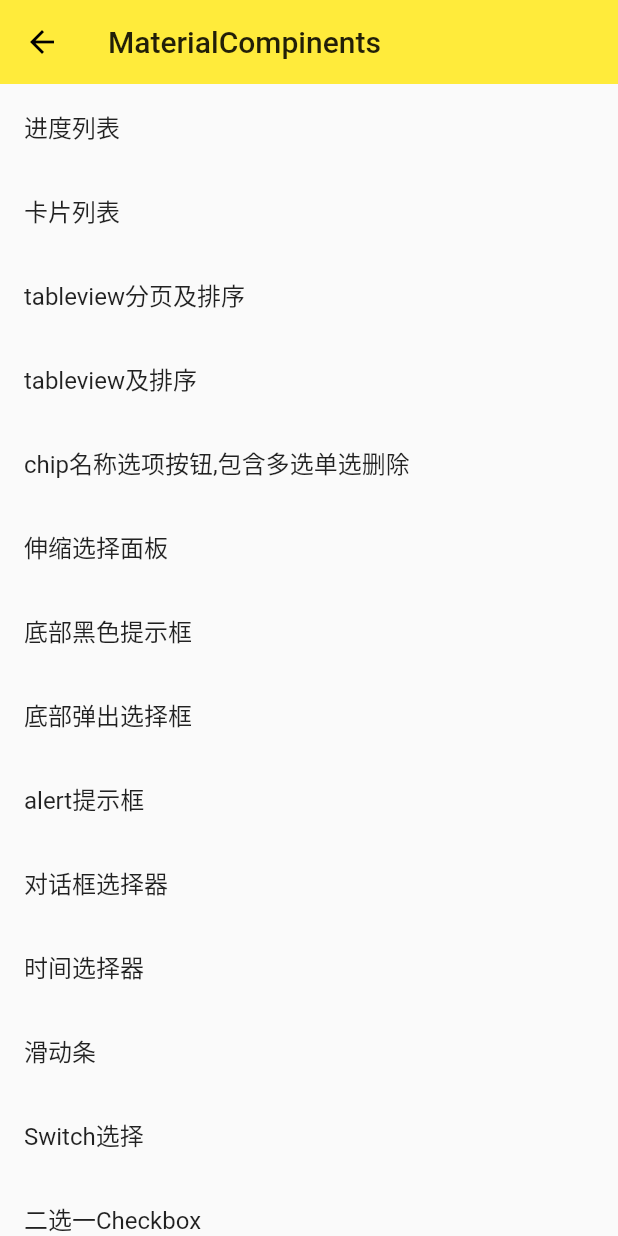
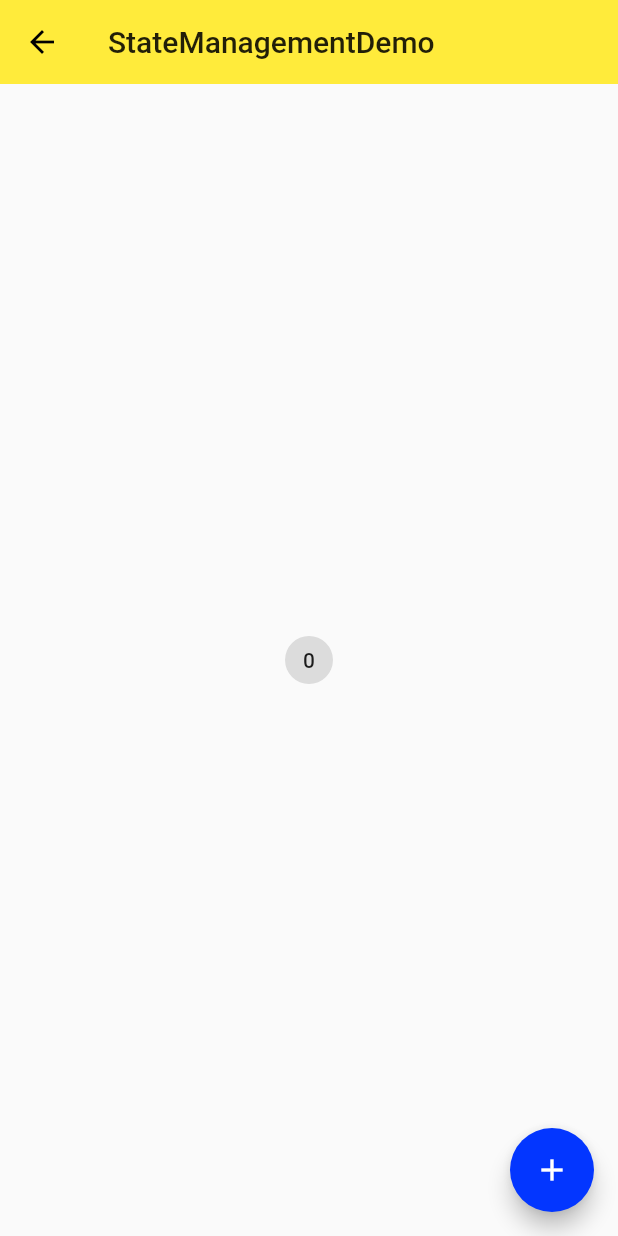
Before and after one commit to L1uZhe/liuzhe_flutter, a Flutter app: the screen it shows after launch, on a phone screen of 412 x 824 dp. Run offline on Flutter 3.47's test engine with Material 2 defaults, Android fonts, the phone set to English and light mode, and no system bars.

Commit message:
使用ScopedModel传递数据

```diff
--- a/liuzhe_flutter_app/lib/demo/material_components.dart
+++ b/liuzhe_flutter_app/lib/demo/material_components.dart
@@ -19,6 +19,7 @@ import './data_table_demo.dart';
 import './paginated_data_table_demo.dart';
 import './card_demo.dart';
 import './stepper_demo.dart';
+import 'state/state_management_demo.dart';
 class MaterialCompinents extends StatelessWidget {
   @override
   Widget build(BuildContext context) {
@@ -29,7 +30,8 @@ class MaterialCompinents extends StatelessWidget {
       ),
       body: ListView(
         children: <Widget>[
-          ListItem(title: '进度列表',page: StepperDemo(),),
+          ListItem(title: '使用ScopedModel传递数据',page: StateManagementDemo()),
+          ListItem(title: '进度列表(可选)',page: StepperDemo()),
           ListItem(title: '卡片列表',page: CardDemo()),
           ListItem(title: 'tableview分页及排序',page: PaginatedDataTableDemo()),
           ListItem(title: 'tableview及排序',page: DataTableDemo()),
--- /dev/null
+++ b/liuzhe_flutter_app/lib/demo/state/state_management_demo.dart
@@ -0,0 +1,76 @@
+import 'package:flutter/material.dart';
+import 'package:scoped_model/scoped_model.dart';
+
+class StateManagementDemo extends StatelessWidget {
+  @override
+  Widget build(BuildContext context) {
+    return ScopedModel(
+      model: CounterModel(),
+      child: Scaffold(
+        appBar: AppBar(
+          title: Text('StateManagementDemo'),
+          elevation: 0.0,
+        ),
+        body: CounterWrapper(),
+        floatingActionButton: ScopedModelDescendant<CounterModel>(
+          rebuildOnChange: false,
+          builder: (context, _, model) => FloatingActionButton(
+                child: Icon(Icons.add),
+                onPressed: model.increaseCount,
+              ),
+        ),
+      ),
+    );
+  }
+}
+
+class CounterWrapper extends StatelessWidget {
+  @override
+  Widget build(BuildContext context) {
+    return Center(
+      child: Counter(),
+    );
+  }
+}
+
+class Counter extends StatelessWidget {
+  @override
+  Widget build(BuildContext context) {
+    return ScopedModelDescendant<CounterModel>(
+      builder: (context, _, model) => ActionChip(
+        label: Text('${model.count}'),
+        onPressed: model.increaseCount,
+      ),
+    );
+  }
+}
+
+class CounterProvider extends InheritedWidget {
+  final int count;
+  final VoidCallback increaseCount;
+  final Widget child;
+
+  CounterProvider({
+    this.count,
+    this.increaseCount,
+    this.child,
+  }) : super(child: child);
+
+  static CounterProvider of(BuildContext context) =>
+      context.inheritFromWidgetOfExactType(CounterProvider);
+
+  @override
+  bool updateShouldNotify(InheritedWidget oldWidget) {
+    return true;
+  }
+}
+
+class CounterModel extends Model {
+  int _count = 0;
+  int get count => _count;
+
+  void increaseCount() {
+    _count += 1;
+    notifyListeners();
+  }
+}
--- a/liuzhe_flutter_app/lib/main.dart
+++ b/liuzhe_flutter_app/lib/main.dart
@@ -9,6 +9,7 @@ import './demo/sliver_demo.dart';
 import './demo/navigator_demo.dart';
 import './demo/form_demo.dart';
 import './demo/material_components.dart';
+import './demo/state/state_management_demo.dart';
 
 void main() => runApp(MyApp());
 
@@ -20,11 +21,12 @@ class MyApp extends StatelessWidget {
       debugShowCheckedModeBanner: false,
         // home: Home(),
         // home: NavigatorDemo(),
-        initialRoute: '/mdc',
+        initialRoute: '/state_management',
         routes: {
           '/': (context) => Home(),
           '/about':(context) => Page(title: 'About'),
           '/mdc': (context) => MaterialCompinents(),
+          '/state_management': (context) => StateManagementDemo(),
         },
         theme: ThemeData(
           primarySwatch: Colors.yellow,
--- a/liuzhe_flutter_app/pubspec.yaml
+++ b/liuzhe_flutter_app/pubspec.yaml
@@ -25,6 +25,7 @@ dependencies:
   cupertino_icons: ^0.1.2
   english_words: ^3.1.5
   intl: ^0.15.8
+  scoped_model: ^0.3.0
 
 
 dev_dependencies:
```
Also changed, not shown: liuzhe_flutter_app/pubspec.lock.
